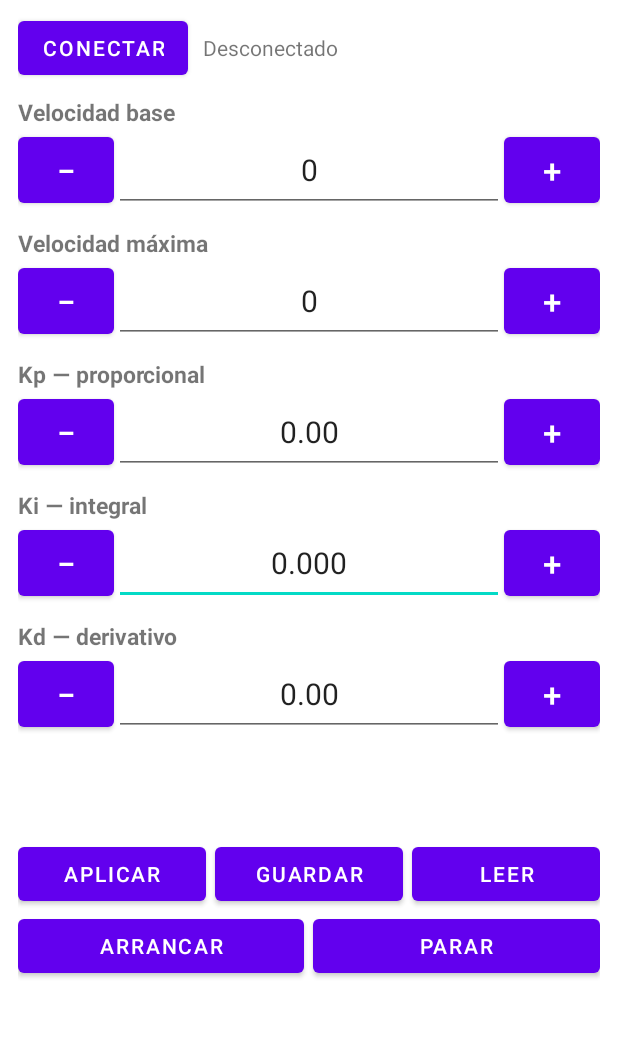
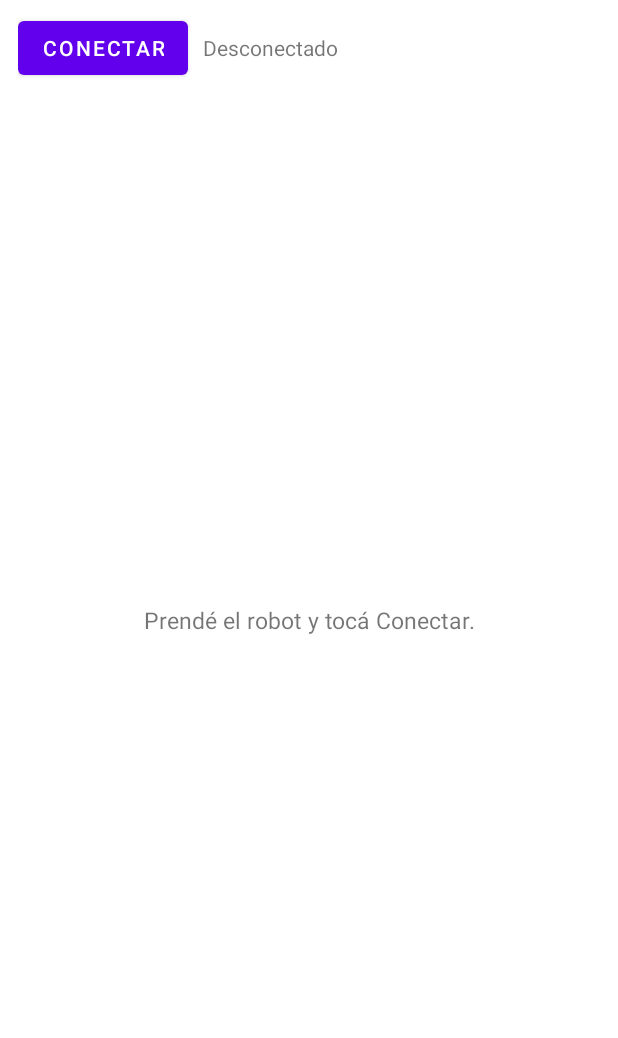
Before and after one commit to Siro-000/rengo, an Android app: the screen it shows after launch (MainActivity), on a phone screen of 412 x 824 dp, the part 62-1100 px from its top. Run offline under Robolectric (Android 15) with nearby library versions, the phone set to English and light mode, and no system bars.

Commit message:
Simplifica la pantalla y reengancha el Bluetooth solo
Desconectado solo se ve el boton de conectar: el resto de la
interfaz vive en un panel que se oculta entero.

El enlace BLE se corta cuando la app queda en segundo plano, asi
que se guarda la MAC del modulo elegido y se reconecta al volver
a primer plano. Si el usuario desconecta a proposito, no insiste.

Saca los botones Aplicar y Leer: los valores ya se mandan al
tocar +/- y la app pide los valores al conectarse. Lo unico que
faltaba cubrir era el numero escrito a mano, que ahora se manda
al salir del casillero.

Co-Authored-By: Claude Opus 4.7 <noreply@anthropic.com>

```diff
--- a/app-android/app/src/main/java/com/rengo/tuner/MainActivity.kt
+++ b/app-android/app/src/main/java/com/rengo/tuner/MainActivity.kt
@@ -13,6 +13,7 @@ import android.os.Bundle
 import android.os.Handler
 import android.os.Looper
 import android.view.LayoutInflater
+import android.view.View
 import android.widget.Button
 import android.widget.EditText
 import android.widget.LinearLayout
@@ -55,6 +56,12 @@ class MainActivity : AppCompatActivity() {
     private lateinit var textoEstado: TextView
     private lateinit var textoRegistro: TextView
     private lateinit var botonConectar: Button
+    private lateinit var panelConectado: LinearLayout
+    private lateinit var textoAyuda: TextView
+
+    private val preferencias by lazy { getSharedPreferences("rengo", MODE_PRIVATE) }
+    private var buscando = false
+    private var cortadoAMano = false
 
     private val pedirPermisos = registerForActivityResult(
         ActivityResultContracts.RequestMultiplePermissions()
@@ -70,6 +77,8 @@ class MainActivity : AppCompatActivity() {
         textoEstado = findViewById(R.id.textoEstado)
         textoRegistro = findViewById(R.id.textoRegistro)
         botonConectar = findViewById(R.id.botonConectar)
+        panelConectado = findViewById(R.id.panelConectado)
+        textoAyuda = findViewById(R.id.textoAyuda)
 
         enlace = BluetoothLink(
             contexto = this,
@@ -79,7 +88,7 @@ class MainActivity : AppCompatActivity() {
             },
             alCambiarEstado = { conectado, mensaje ->
                 textoEstado.text = mensaje
-                botonConectar.text = if (conectado) "Desconectar" else "Conectar"
+                mostrarPanel(conectado)
                 if (conectado) enlace.enviar("GET")
             }
         )
@@ -88,29 +97,27 @@ class MainActivity : AppCompatActivity() {
 
         botonConectar.setOnClickListener {
             if (enlace.conectado) {
+                cortadoAMano = true
                 enlace.cerrar()
                 textoEstado.text = "Desconectado"
-                botonConectar.text = "Conectar"
+                mostrarPanel(false)
             } else {
                 verificarPermisoYConectar()
             }
         }
 
-        findViewById<Button>(R.id.botonAplicar).setOnClickListener { enviarTodos() }
-
         findViewById<Button>(R.id.botonGuardar).setOnClickListener {
             enviarTodos()
-            enlace.enviar("SAVE")
-            registrar("> SAVE")
-        }
-
-        findViewById<Button>(R.id.botonLeer).setOnClickListener {
-            enlace.enviar("GET")
-            registrar("> GET")
+            mandar("SAVE")
         }
 
         findViewById<Button>(R.id.botonStart).setOnClickListener { mandar("START") }
         findViewById<Button>(R.id.botonStop).setOnClickListener { mandar("STOP") }
+    }
+
+    override fun onResume() {
+        super.onResume()
+        reengancharse()
     }
 
     override fun onDestroy() {
@@ -119,6 +126,12 @@ class MainActivity : AppCompatActivity() {
     }
 
     // ----- Interfaz -----
+
+    private fun mostrarPanel(conectado: Boolean) {
+        panelConectado.visibility = if (conectado) View.VISIBLE else View.GONE
+        textoAyuda.visibility = if (conectado) View.GONE else View.VISIBLE
+        botonConectar.text = if (conectado) "Desconectar" else "Conectar"
+    }
 
     private fun armarFilas() {
         val contenedor = findViewById<LinearLayout>(R.id.contenedorParametros)
@@ -133,6 +146,13 @@ class MainActivity : AppCompatActivity() {
             campo.setText(formatear(0.0, p.decimales))
             campos[p.clave] = campo
 
+            // Ya no hay botón Aplicar: el valor escrito a mano se manda al salir del casillero.
+            campo.setOnFocusChangeListener { _, tieneFoco -> if (!tieneFoco) aplicar(p) }
+            campo.setOnEditorActionListener { _, _, _ ->
+                campo.clearFocus()
+                false
+            }
+
             fila.findViewById<Button>(R.id.botonMenos).setOnClickListener { ajustar(p, -p.paso) }
             fila.findViewById<Button>(R.id.botonMas).setOnClickListener { ajustar(p, p.paso) }
 
@@ -141,17 +161,21 @@ class MainActivity : AppCompatActivity() {
     }
 
     private fun ajustar(p: Parametro, delta: Double) {
-        val nuevo = (leerCampo(p) + delta).coerceIn(p.minimo, p.maximo)
-        campos[p.clave]?.setText(formatear(nuevo, p.decimales))
-        mandar("${p.clave}=${formatear(nuevo, p.decimales)}")
+        campos[p.clave]?.setText(formatear((leerCampo(p) + delta).coerceIn(p.minimo, p.maximo), p.decimales))
+        aplicar(p)
+    }
+
+    // Manda el valor al robot, que lo usa al instante pero no lo graba: la EEPROM
+    // aguanta ~100 mil escrituras, así que solo se toca con Guardar.
+    private fun aplicar(p: Parametro) {
+        if (!enlace.conectado) return
+        val valor = leerCampo(p).coerceIn(p.minimo, p.maximo)
+        campos[p.clave]?.setText(formatear(valor, p.decimales))
+        mandar("${p.clave}=${formatear(valor, p.decimales)}")
     }
 
     private fun enviarTodos() {
-        for (p in parametros) {
-            val valor = leerCampo(p).coerceIn(p.minimo, p.maximo)
-            campos[p.clave]?.setText(formatear(valor, p.decimales))
-            mandar("${p.clave}=${formatear(valor, p.decimales)}")
-        }
+        for (p in parametros) aplicar(p)
     }
 
     private fun mandar(comando: String) {
@@ -229,13 +253,38 @@ class MainActivity : AppCompatActivity() {
             }
         }
 
+        buscando = true
         textoEstado.text = "Buscando módulos..."
         escaner.startScan(escucha)
 
         Handler(Looper.getMainLooper()).postDelayed({
+            buscando = false
             escaner.stopScan(escucha)
             mostrarEncontrados(encontrados.values.sortedByDescending { it.potencia })
         }, DURACION_BUSQUEDA)
+    }
+
+    private fun conectarA(dispositivo: BluetoothDevice) {
+        cortadoAMano = false
+        preferencias.edit().putString(CLAVE_MODULO, dispositivo.address).apply()
+        enlace.conectar(dispositivo)
+    }
+
+    // El enlace BLE se corta al dejar la app en segundo plano. Como ya sabemos qué módulo
+    // eligió el usuario, alcanza con su MAC para volver a engancharse sin escanear.
+    private fun reengancharse() {
+        if (enlace.conectado || enlace.conectando || buscando || cortadoAMano) return
+
+        val mac = preferencias.getString(CLAVE_MODULO, null) ?: return
+        val adaptador = obtenerAdaptador() ?: return
+        if (!adaptador.isEnabled) return
+
+        val falta = permisosNecesarios().any {
+            ContextCompat.checkSelfPermission(this, it) != PackageManager.PERMISSION_GRANTED
+        }
+        if (falta) return
+
+        enlace.conectar(adaptador.getRemoteDevice(mac), "Reconectando...")
     }
 
     private fun mostrarEncontrados(hallazgos: List<Hallazgo>) {
@@ -256,7 +305,7 @@ class MainActivity : AppCompatActivity() {
 
         AlertDialog.Builder(this)
             .setTitle("Elegí el módulo del robot")
-            .setItems(etiquetas) { _, indice -> enlace.conectar(hallazgos[indice].dispositivo) }
+            .setItems(etiquetas) { _, indice -> conectarA(hallazgos[indice].dispositivo) }
             .show()
     }
 
@@ -267,5 +316,6 @@ class MainActivity : AppCompatActivity() {
 
     private companion object {
         const val DURACION_BUSQUEDA = 5000L
+        const val CLAVE_MODULO = "modulo"
     }
 }
--- a/app-android/app/src/main/res/layout/activity_main.xml
+++ b/app-android/app/src/main/res/layout/activity_main.xml
@@ -36,6 +36,24 @@
 
     </LinearLayout>
 
+    <TextView
+        android:id="@+id/textoAyuda"
+        android:layout_width="match_parent"
+        android:layout_height="0dp"
+        android:layout_weight="1"
+        android:gravity="center"
+        android:paddingHorizontal="24dp"
+        android:text="Prendé el robot y tocá Conectar."
+        android:textSize="15sp" />
+
+    <LinearLayout
+        android:id="@+id/panelConectado"
+        android:layout_width="match_parent"
+        android:layout_height="0dp"
+        android:layout_weight="1"
+        android:orientation="vertical"
+        android:visibility="gone">
+
         <ScrollView
             android:layout_width="match_parent"
             android:layout_height="0dp"
@@ -50,35 +68,11 @@
 
         </ScrollView>
 
-    <LinearLayout
+        <Button
+            android:id="@+id/botonGuardar"
             android:layout_width="match_parent"
             android:layout_height="wrap_content"
-        android:orientation="horizontal">
-
-        <Button
-            android:id="@+id/botonAplicar"
-            android:layout_width="0dp"
-            android:layout_height="wrap_content"
-            android:layout_weight="1"
-            android:text="Aplicar" />
-
-        <Button
-            android:id="@+id/botonGuardar"
-            android:layout_width="0dp"
-            android:layout_height="wrap_content"
-            android:layout_marginStart="6dp"
-            android:layout_weight="1"
-            android:text="Guardar" />
-
-        <Button
-            android:id="@+id/botonLeer"
-            android:layout_width="0dp"
-            android:layout_height="wrap_content"
-            android:layout_marginStart="6dp"
-            android:layout_weight="1"
-            android:text="Leer" />
-
-    </LinearLayout>
+            android:text="Guardar en el robot" />
 
         <LinearLayout
             android:layout_width="match_parent"
@@ -117,3 +111,5 @@
         </ScrollView>
 
     </LinearLayout>
+
+</LinearLayout>
--- a/app-android/app/src/main/res/layout/fila_parametro.xml
+++ b/app-android/app/src/main/res/layout/fila_parametro.xml
@@ -31,6 +31,7 @@
             android:layout_height="56dp"
             android:layout_weight="1"
             android:gravity="center"
+            android:imeOptions="actionDone"
             android:importantForAutofill="no"
             android:inputType="numberDecimal"
             android:textSize="20sp" />
```
Also changed, not shown: app-android/app/src/main/java/com/rengo/tuner/BluetoothLink.kt (+8 -2 lines). Lines whose indentation alone changed are shown as unchanged.
